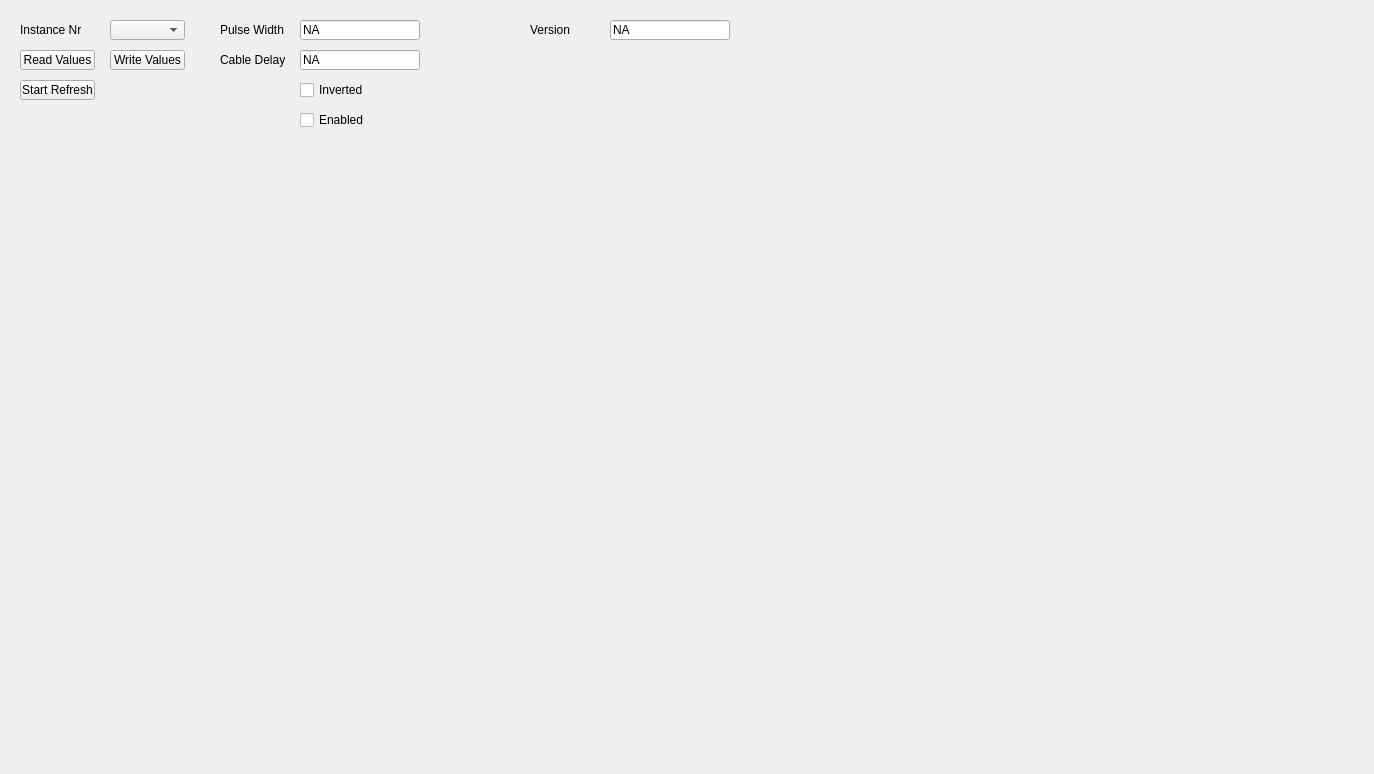
This is UCM/Library/UniversalConfigurationManager/PpsSlaveTab/Ucm_PpsSlaveTab.ui in NetTimeLogic/UniversalConfigurationManager as Qt 5 draws it before an edit. The edited form follows.
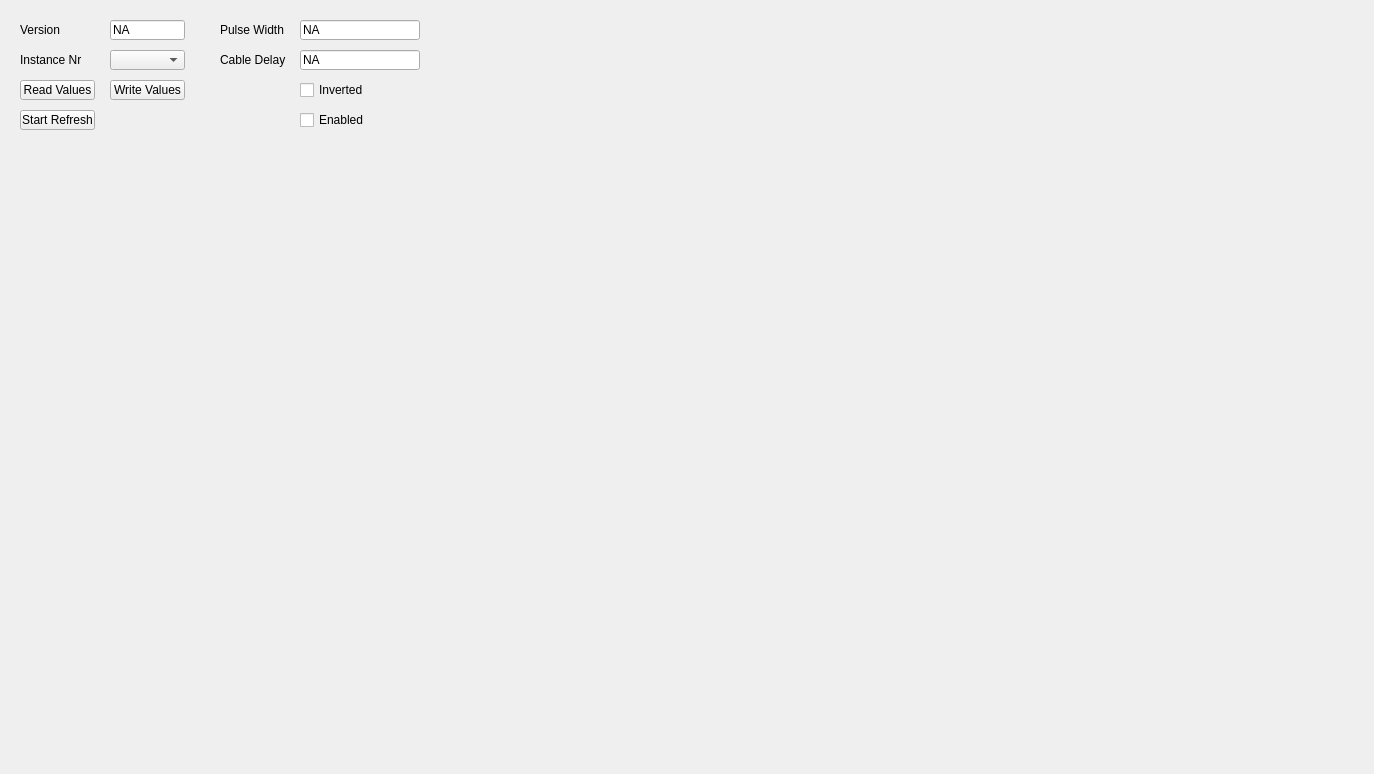
This is the edited form.

Patch:
```diff
--- a/UCM/Library/UniversalConfigurationManager/PpsSlaveTab/Ucm_PpsSlaveTab.ui
+++ b/UCM/Library/UniversalConfigurationManager/PpsSlaveTab/Ucm_PpsSlaveTab.ui
@@ -17,7 +17,7 @@
    <property name="geometry">
     <rect>
      <x>110</x>
-     <y>20</y>
+     <y>50</y>
      <width>75</width>
      <height>20</height>
     </rect>
@@ -46,7 +46,7 @@
    <property name="geometry">
     <rect>
      <x>20</x>
-     <y>80</y>
+     <y>110</y>
      <width>75</width>
      <height>20</height>
     </rect>
@@ -72,7 +72,7 @@
    <property name="geometry">
     <rect>
      <x>20</x>
-     <y>20</y>
+     <y>50</y>
      <width>80</width>
      <height>20</height>
     </rect>
@@ -85,7 +85,7 @@
    <property name="geometry">
     <rect>
      <x>20</x>
-     <y>50</y>
+     <y>80</y>
      <width>75</width>
      <height>20</height>
     </rect>
@@ -113,9 +113,9 @@
    </property>
    <property name="geometry">
     <rect>
-     <x>610</x>
+     <x>110</x>
      <y>20</y>
-     <width>120</width>
+     <width>75</width>
      <height>20</height>
     </rect>
    </property>
@@ -143,7 +143,7 @@
    <property name="geometry">
     <rect>
      <x>110</x>
-     <y>50</y>
+     <y>80</y>
      <width>75</width>
      <height>20</height>
     </rect>
@@ -155,7 +155,7 @@
   <widget class="QLabel" name="PpsSlaveVersionLabel">
    <property name="geometry">
     <rect>
-     <x>530</x>
+     <x>20</x>
      <y>20</y>
      <width>80</width>
      <height>20</height>
```
